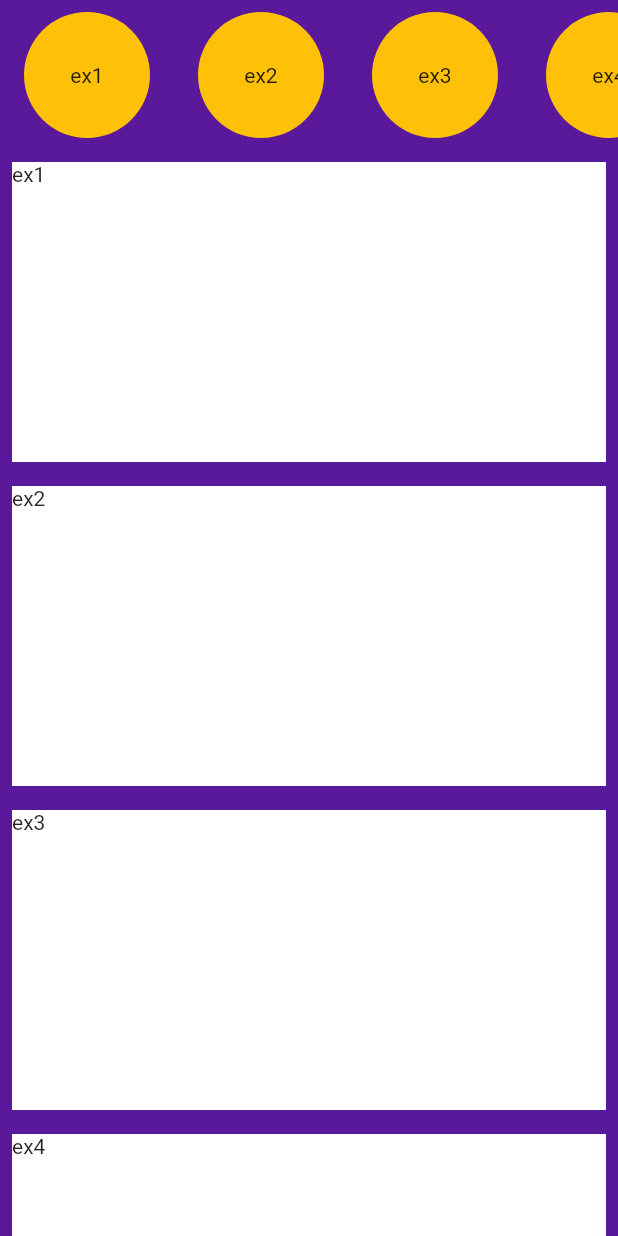
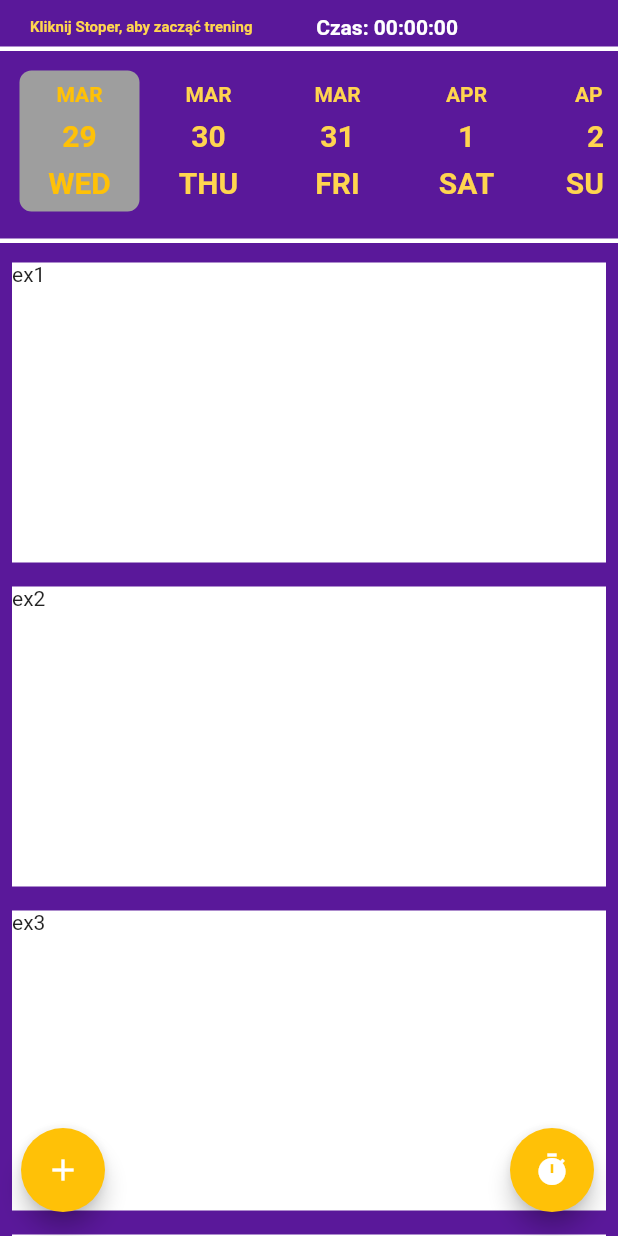
Before and after one commit to ZippiPL/fitcomet_app, a Flutter app: the GymPage screen opened directly, on a phone screen of 412 x 824 dp. Run offline on Flutter 3.47's test engine with Material 2 defaults, Android fonts, the light colour scheme and no system bars; drawn by our look-alikes of date_picker_timeline; our stand-ins replace google_nav_bar, syncfusion_flutter_sliders.

Commit message:
adding addexcersisetoplanpage

```diff
--- a/lib/screens/home_page/gympage.dart
+++ b/lib/screens/home_page/gympage.dart
@@ -1,9 +1,12 @@
+import 'package:date_picker_timeline/date_picker_timeline.dart';
 import 'package:fitcomet_app/screens/login_page/widgets/gymcircles.dart';
 import 'package:flutter/material.dart';
-
+import 'package:intl/intl.dart';
 import '../login_page/widgets/gymsquare.dart';
 
 class GymPage extends StatelessWidget {
+
+  DateTime _selectedDate = DateTime.now();
   final List _excersises = [
     'ex1',
     'ex2',
@@ -18,14 +21,86 @@ class GymPage extends StatelessWidget {
     'ex4',
     'ex5',
   ];
+  _addDatePicker(){
+    return
+            Container(
+              margin: const EdgeInsets.only(top: 10, left: 10, bottom: 10,right: 10),
+              child: DatePicker(
+              DateTime.now(),
+            height: 100,
+            width: 80,
+            initialSelectedDate: DateTime.now(),
+            deactivatedColor: Colors.white,
+            selectedTextColor: Colors.amber,
+             selectionColor: Colors.grey,
+             dayTextStyle: TextStyle(
+              fontSize: 20,
+              fontWeight: FontWeight.w600,
+              color: Colors.amber[300]
+             ),
+             dateTextStyle: TextStyle(
+              fontSize: 20,
+              fontWeight: FontWeight.w600,
+              color: Colors.amber[300]
+             ),
+             monthTextStyle: TextStyle(
+              fontSize: 14,
+              fontWeight: FontWeight.w600,
+              color: Colors.amber[300]
+             ),
+             ),
+
+            );
+  }
+
+  _addExcersisesContainer(){
+    return Expanded(
+                child: ListView.builder(
+                    itemCount: _excersises.length,
+                    itemBuilder: (context, index) {
+                      return GymSquare(child: _excersises[index]);
+                    }));
+  }
+
+  _addFloatingButtonStartWorkout(){
+    return Padding(
+      padding: const EdgeInsets.only(left: 30),
+      child: Row(
+        crossAxisAlignment: CrossAxisAlignment.end,
+        children: [
+          FloatingActionButton(onPressed: () {  },backgroundColor:Colors.amber ,
+          child: Icon(Icons.add),),
+          Expanded(child: Container()),
+            FloatingActionButton(onPressed: () {  },backgroundColor:Colors.amber ,
+          child: Icon(Icons.timer),),
+        ],
+      ),
+    );
+  }
+  _addTimer(){
+    return Container(
+      margin: EdgeInsets.only(left: 20,top: 10),
+      child: Row(children: [Text("Kliknij Stoper, aby zacząć trening ",style: TextStyle(
+              fontSize: 10,
+              fontWeight: FontWeight.w600,
+              color: Colors.amber[300],)),Container(
+                margin: EdgeInsets.only(left: 40, right: 10),
+                child: Text("Czas: 00:00:00 ",style: TextStyle(
+                fontSize: 14,
+                fontWeight: FontWeight.w600,
+                color: Colors.white),),
+              )],));
+  }
 
   @override
   Widget build(BuildContext context) {
     return Scaffold(
+      floatingActionButton: _addFloatingButtonStartWorkout(),
         backgroundColor: Color.fromRGBO(90, 24, 154, 1),
         body: Column(
           children: [
             //dates
+            /*
             Container(
               height: 100,
               child: ListView.builder(
@@ -37,14 +112,24 @@ class GymPage extends StatelessWidget {
                     );
                   }),
             ),
+            */
+            // koniec dates
 
-            // Excercise list
-            Expanded(
-                child: ListView.builder(
-                    itemCount: _excersises.length,
-                    itemBuilder: (context, index) {
-                      return GymSquare(child: _excersises[index]);
-                    })),
+            //new dates
+           _addTimer(),
+           Padding(
+             padding: const EdgeInsets.only(top: 5,),
+             child: SizedBox(height: 3,width: MediaQuery.of(context).size.width,child:Container(color: Colors.white) ,),
+           ),
+            _addDatePicker(),
+            Padding(
+             padding: const EdgeInsets.only(top: 5,bottom: 5),
+             child: SizedBox(height: 3,width: MediaQuery.of(context).size.width,child:Container(color: Colors.white) ,),
+           ),
+             _addExcersisesContainer(),
+            //koniec dates
+             // Excercise list
+
           ],
         ));
   }
```
